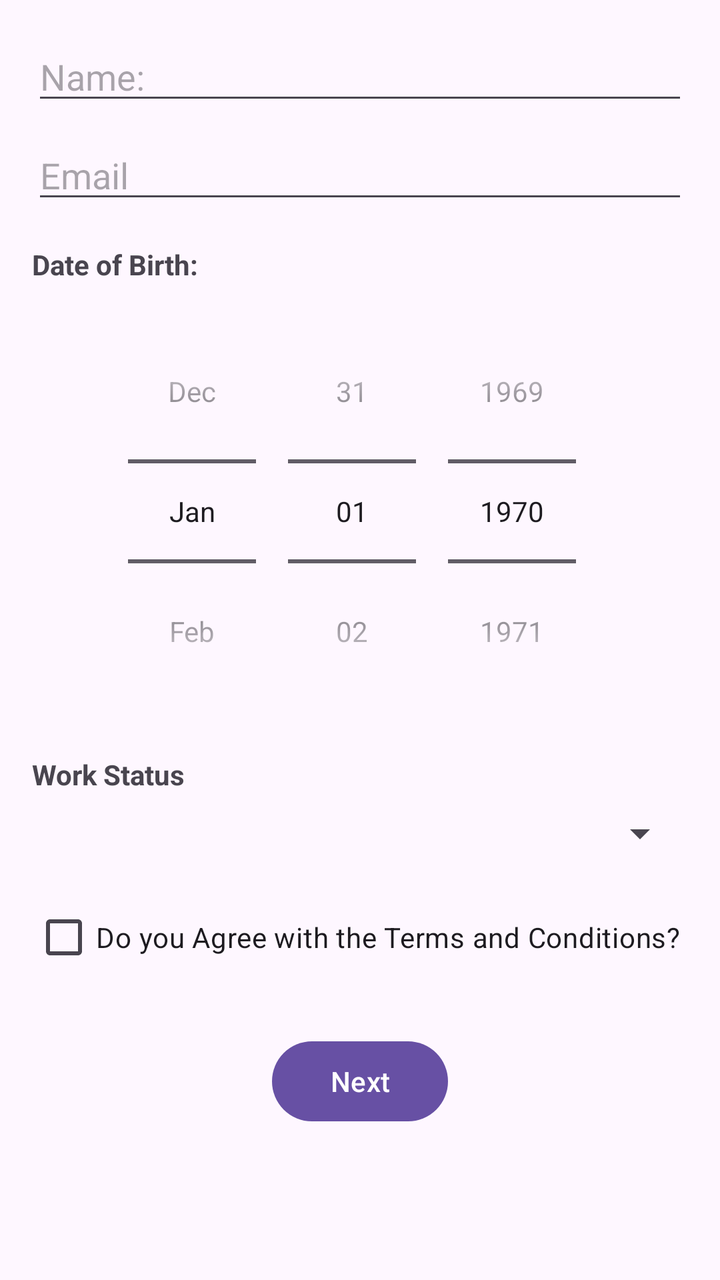
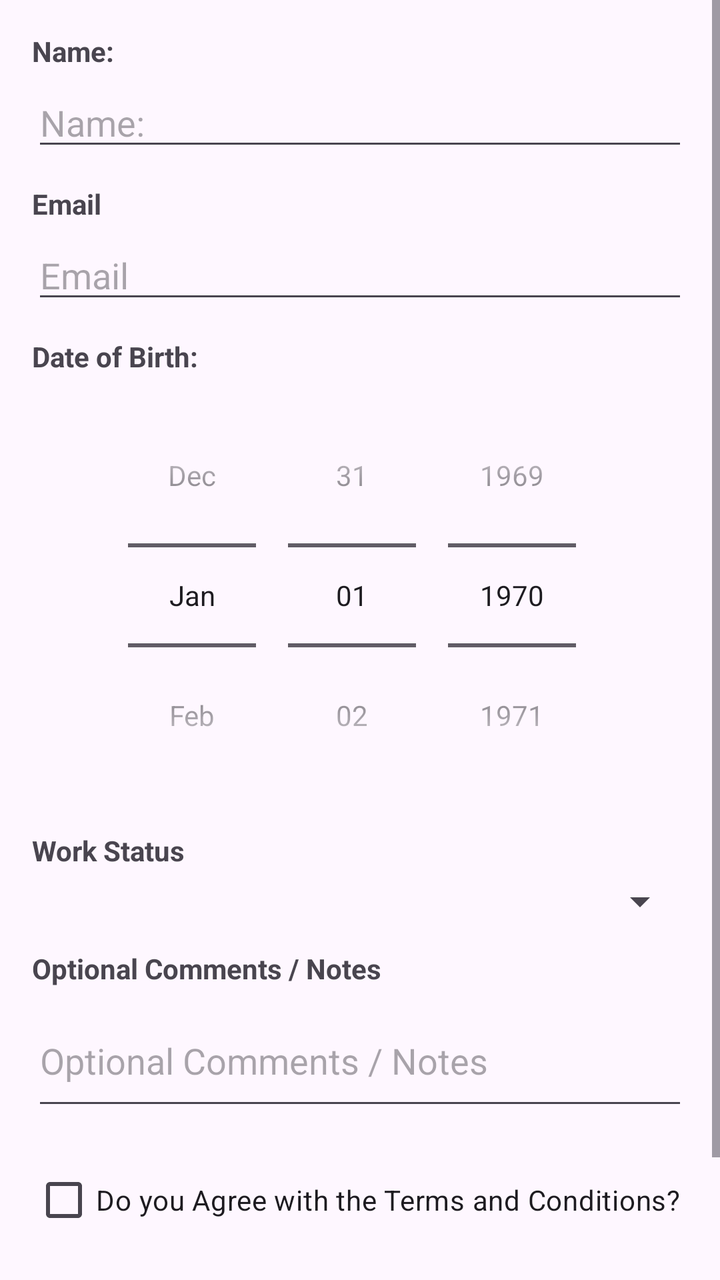

Screens rendered from an Android XML layout before and after an edit, with the pre-edit source and the edit as a unified diff.
<!-- AndroidManifest.xml: application theme Theme.InputForm -->
<!-- res/layout/activity_main.xml -->
<?xml version="1.0" encoding="utf-8"?>
<ScrollView xmlns:android="http://schemas.android.com/apk/res/android"
    xmlns:tools="http://schemas.android.com/tools"
    android:id="@+id/main"
    android:layout_width="match_parent"
    android:layout_height="match_parent"
    android:fillViewport="true"
    tools:context=".DataInput">

    <LinearLayout
        android:layout_width="match_parent"
        android:layout_height="wrap_content"
        android:orientation="vertical"
        android:padding="16dp">

        <EditText
            android:id="@+id/editTextName"
            android:layout_width="match_parent"
            android:layout_height="wrap_content"
            android:autofillHints="name"
            android:hint="@string/name_prompt"
            android:inputType="textPersonName" />

        <EditText
            android:id="@+id/editTextEmail"
            android:layout_width="match_parent"
            android:layout_height="wrap_content"
            android:layout_marginTop="8dp"
            android:autofillHints="emailAddress"
            android:hint="@string/email_prompt"
            android:inputType="textEmailAddress" />

        <TextView
            android:layout_width="wrap_content"
            android:layout_height="wrap_content"
            android:layout_marginTop="16dp"
            android:text="@string/DOB_prompt"
            android:textStyle="bold" />

        <DatePicker
            android:id="@+id/DatePickerDOB"
            android:layout_width="wrap_content"
            android:layout_height="wrap_content"
            android:layout_gravity="center_horizontal"
            android:layout_marginTop="8dp"
            android:calendarViewShown="false"
            android:datePickerMode="spinner" />

        <TextView
            android:layout_width="wrap_content"
            android:layout_height="wrap_content"
            android:layout_marginTop="16dp"
            android:text="@string/status_prompt"
            android:textStyle="bold" />

        <Spinner
            android:id="@+id/spinner"
            android:layout_width="match_parent"
            android:layout_height="wrap_content"
            android:layout_marginTop="8dp"
            android:prompt="@string/status_prompt" />

        <CheckBox
            android:id="@+id/chkAgreeTerms"
            android:layout_width="wrap_content"
            android:layout_height="wrap_content"
            android:layout_marginTop="16dp"
            android:text="@string/agree_terms_prompt" />

        <Button
            android:id="@+id/ButtonNext"
            android:layout_width="wrap_content"
            android:layout_height="wrap_content"
            android:layout_gravity="center_horizontal"
            android:layout_marginTop="24dp"
            android:text="@string/next_command_label" />

    </LinearLayout>
</ScrollView>
<!-- resources referenced by this layout -->
<resources>
  <string name="DOB_prompt">"Date of Birth: "</string>
  <string name="agree_terms_prompt">Do you Agree with the Terms and Conditions?</string>
  <string name="email_prompt">Email</string>
  <string name="name_prompt">"Name: "</string>
  <string name="next_command_label">Next</string>
  <string name="status_prompt">Work Status </string>
  <style name="Theme.InputForm" parent="Base.Theme.InputForm" />
  <style name="Base.Theme.InputForm" parent="Theme.Material3.DayNight">
          
          
      </style>
</resources>

<!-- the commit's change to res/layout/activity_main.xml (unified diff, before → after) -->
@@ -13,19 +13,33 @@
         android:orientation="vertical"
         android:padding="16dp">
 
+        <TextView
+            android:layout_width="wrap_content"
+            android:layout_height="wrap_content"
+            android:text="@string/name_prompt"
+            android:textStyle="bold" />
+
         <EditText
             android:id="@+id/editTextName"
             android:layout_width="match_parent"
             android:layout_height="wrap_content"
+            android:layout_marginTop="4dp"
             android:autofillHints="name"
             android:hint="@string/name_prompt"
             android:inputType="textPersonName" />
+
+        <TextView
+            android:layout_width="wrap_content"
+            android:layout_height="wrap_content"
+            android:layout_marginTop="12dp"
+            android:text="@string/email_prompt"
+            android:textStyle="bold" />
 
         <EditText
             android:id="@+id/editTextEmail"
             android:layout_width="match_parent"
             android:layout_height="wrap_content"
-            android:layout_marginTop="8dp"
+            android:layout_marginTop="4dp"
             android:autofillHints="emailAddress"
             android:hint="@string/email_prompt"
             android:inputType="textEmailAddress" />
@@ -33,7 +47,7 @@
         <TextView
             android:layout_width="wrap_content"
             android:layout_height="wrap_content"
-            android:layout_marginTop="16dp"
+            android:layout_marginTop="12dp"
             android:text="@string/DOB_prompt"
             android:textStyle="bold" />
 
@@ -42,14 +56,14 @@
             android:layout_width="wrap_content"
             android:layout_height="wrap_content"
             android:layout_gravity="center_horizontal"
-            android:layout_marginTop="8dp"
+            android:layout_marginTop="4dp"
             android:calendarViewShown="false"
             android:datePickerMode="spinner" />
 
         <TextView
             android:layout_width="wrap_content"
             android:layout_height="wrap_content"
-            android:layout_marginTop="16dp"
+            android:layout_marginTop="12dp"
             android:text="@string/status_prompt"
             android:textStyle="bold" />
 
@@ -57,8 +71,24 @@
             android:id="@+id/spinner"
             android:layout_width="match_parent"
             android:layout_height="wrap_content"
-            android:layout_marginTop="8dp"
+            android:layout_marginTop="4dp"
             android:prompt="@string/status_prompt" />
+
+        <TextView
+            android:layout_width="wrap_content"
+            android:layout_height="wrap_content"
+            android:layout_marginTop="12dp"
+            android:text="@string/comments_prompt"
+            android:textStyle="bold" />
+
+        <EditText
+            android:id="@+id/editTextComments"
+            android:layout_width="match_parent"
+            android:layout_height="wrap_content"
+            android:layout_marginTop="4dp"
+            android:hint="@string/comments_prompt"
+            android:inputType="textMultiLine"
+            android:minLines="2" />
 
         <CheckBox
             android:id="@+id/chkAgreeTerms"
@@ -72,8 +102,8 @@
             android:layout_width="wrap_content"
             android:layout_height="wrap_content"
             android:layout_gravity="center_horizontal"
-            android:layout_marginTop="24dp"
-            android:text="@string/next_command_label" />
+            android:layout_marginTop="20dp"
+            android:text="@string/submit_btn" />
 
     </LinearLayout>
 </ScrollView>
<!-- resource entries referenced after the edit -->
@@ -2,10 +2,11 @@
 <resources>
   <string name="DOB_prompt">"Date of Birth: "</string>
   <string name="agree_terms_prompt">Do you Agree with the Terms and Conditions?</string>
+  <string name="comments_prompt">Optional Comments / Notes</string>
   <string name="email_prompt">Email</string>
   <string name="name_prompt">"Name: "</string>
-  <string name="next_command_label">Next</string>
   <string name="status_prompt">Work Status </string>
+  <string name="submit_btn">Submit</string>
   <style name="Theme.InputForm" parent="Base.Theme.InputForm" />
   <style name="Base.Theme.InputForm" parent="Theme.Material3.DayNight">
           
